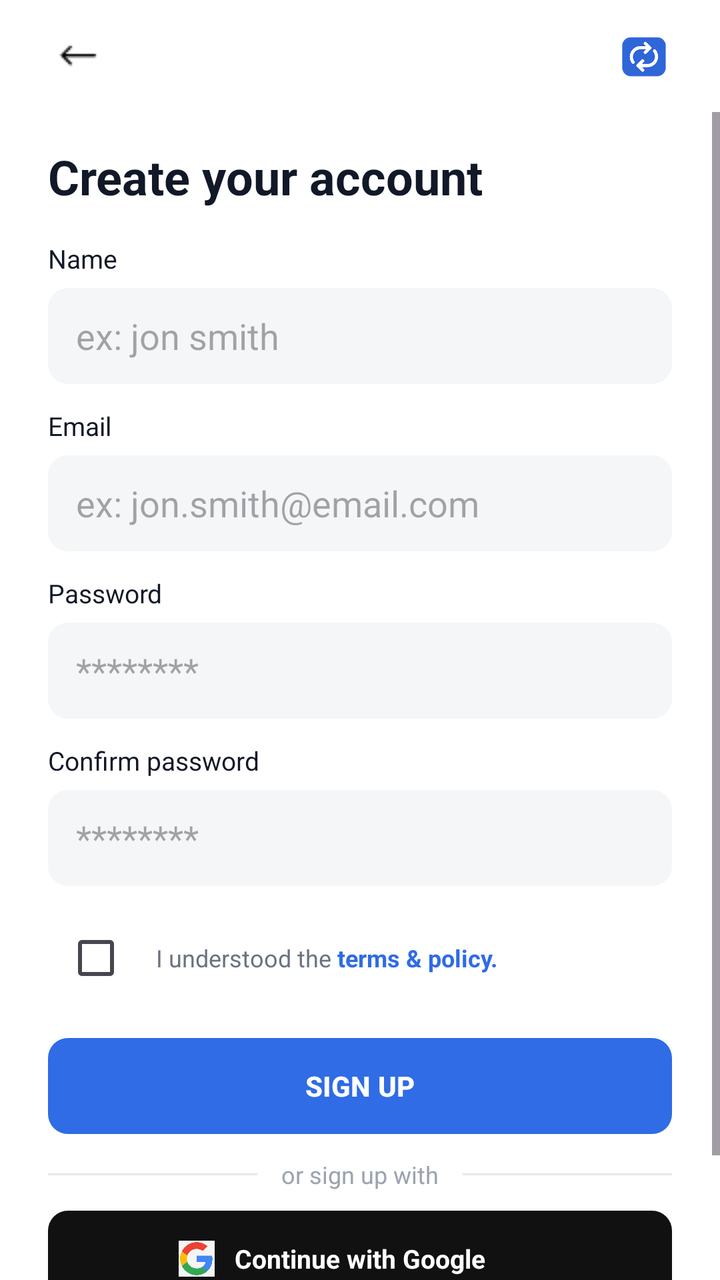
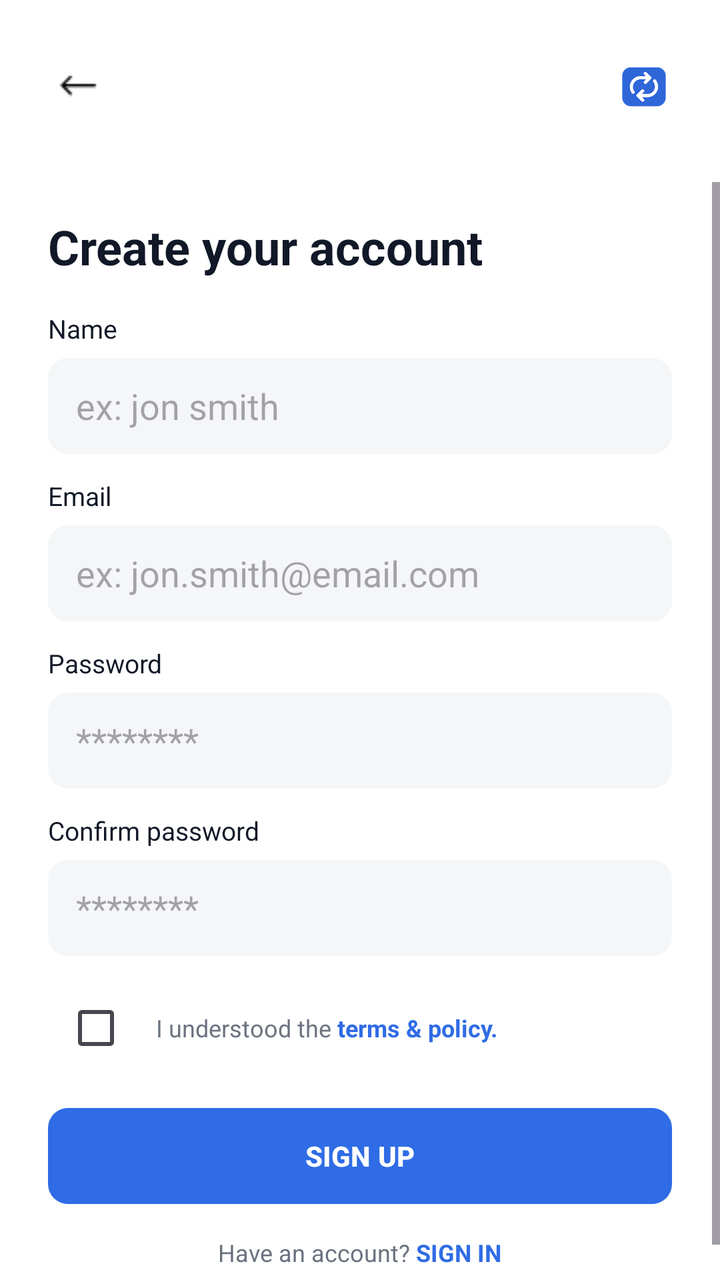

The first picture is an Android layout as it rendered before a commit; the second is the same layout after the commit. The layout source and the unified diff follow.
<!-- AndroidManifest.xml: application theme Theme.Teamflow -->
<!-- res/layout/activity_create_account.xml -->
<RelativeLayout xmlns:android="http://schemas.android.com/apk/res/android"
    android:layout_width="match_parent"
    android:layout_height="match_parent"
    xmlns:tools="http://schemas.android.com/tools"
    android:background="#FFFFFF"
    android:id="@+id/main"
    tools:context=".Create_account">

    
    <LinearLayout
        android:id="@+id/topRow"
        android:layout_width="match_parent"
        android:layout_height="56dp"
        android:paddingStart="20dp"
        android:paddingEnd="20dp"
        android:gravity="center_vertical"
        android:orientation="horizontal">

        <ImageView
            android:id="@+id/btnBack"
            android:layout_width="wrap_content"
            android:layout_height="wrap_content"
            android:src="@drawable/back_arrow"
            />

        <View
            android:layout_width="0dp"
            android:layout_height="0dp"
            android:layout_weight="1"/>

        <ImageView
            android:id="@+id/logo"
            android:layout_width="36dp"
            android:layout_height="36dp"
            android:src="@drawable/logo_main"
            />
    </LinearLayout>

    
    <ScrollView
        android:id="@+id/scroll"
        android:layout_width="match_parent"
        android:layout_height="match_parent"
        android:layout_below="@id/topRow">

        <LinearLayout
            android:layout_width="match_parent"
            android:layout_height="wrap_content"
            android:orientation="vertical"
            android:paddingStart="24dp"
            android:paddingEnd="24dp"
            android:paddingTop="8dp"
            android:paddingBottom="24dp">

            
            <TextView
                android:id="@+id/tvTitle"
                android:layout_width="wrap_content"
                android:layout_height="wrap_content"
                android:text="Create your account"
                android:textColor="#111827"
                android:textSize="24sp"
                android:textStyle="bold"
                android:layout_marginTop="8dp"
                android:layout_marginBottom="16dp"/>

            
            <TextView
                android:layout_width="wrap_content"
                android:layout_height="wrap_content"
                android:text="Name"
                android:textColor="#111827"
                android:textSize="13sp"/>

            <EditText
                android:id="@+id/etName"
                android:layout_width="match_parent"
                android:layout_height="48dp"
                android:layout_marginTop="6dp"
                android:hint="ex: jon smith"
                android:paddingStart="14dp"
                android:background="@drawable/bg_edittext_light"
                android:inputType="textPersonName"/>

            
            <TextView
                android:layout_width="wrap_content"
                android:layout_height="wrap_content"
                android:layout_marginTop="12dp"
                android:text="Email"
                android:textColor="#111827"
                android:textSize="13sp"/>

            <EditText
                android:id="@+id/etEmail"
                android:layout_width="match_parent"
                android:layout_height="48dp"
                android:layout_marginTop="6dp"
                android:hint="ex: jon.smith@email.com"
                android:paddingStart="14dp"
                android:background="@drawable/bg_edittext_light"
                android:inputType="textEmailAddress"/>

            
            <TextView
                android:layout_width="wrap_content"
                android:layout_height="wrap_content"
                android:layout_marginTop="12dp"
                android:text="Password"
                android:textColor="#111827"
                android:textSize="13sp"/>

            <EditText
                android:id="@+id/etPassword"
                android:layout_width="match_parent"
                android:layout_height="48dp"
                android:layout_marginTop="6dp"
                android:hint="********"
                android:paddingStart="14dp"
                android:background="@drawable/bg_edittext_light"
                android:inputType="textPassword"/>

            
            <TextView
                android:layout_width="wrap_content"
                android:layout_height="wrap_content"
                android:layout_marginTop="12dp"
                android:text="Confirm password"
                android:textColor="#111827"
                android:textSize="13sp"/>

            <EditText
                android:id="@+id/etConfirm"
                android:layout_width="match_parent"
                android:layout_height="48dp"
                android:layout_marginTop="6dp"
                android:hint="********"
                android:paddingStart="14dp"
                android:background="@drawable/bg_edittext_light"
                android:inputType="textPassword"/>

            
            <LinearLayout
                android:layout_width="match_parent"
                android:layout_height="wrap_content"
                android:layout_marginTop="12dp"
                android:orientation="horizontal"
                android:gravity="center_vertical">

                <CheckBox
                    android:id="@+id/cbTerms"
                    android:layout_width="wrap_content"
                    android:layout_height="wrap_content"/>

                <TextView
                    android:id="@+id/tvTerms"
                    android:layout_width="wrap_content"
                    android:layout_height="wrap_content"
                    android:layout_marginStart="6dp"
                    android:text="I understood the "
                    android:textColor="#6B7280"
                    android:textSize="12sp"/>

                <TextView
                    android:id="@+id/tvTermsLink"
                    android:layout_width="wrap_content"
                    android:layout_height="wrap_content"
                    android:text="terms &amp; policy."
                    android:textColor="#2F6CE5"
                    android:textSize="12sp"
                    android:textStyle="bold"/>
            </LinearLayout>

            
            <Button
                android:id="@+id/btnSignUp"
                android:layout_width="match_parent"
                android:layout_height="48dp"
                android:layout_marginTop="16dp"
                android:text="SIGN UP"
                android:textAllCaps="true"
                android:textStyle="bold"
                android:textColor="@android:color/white"
                android:background="@drawable/bg_button_primary"
                android:backgroundTint="@null" />



            
            <LinearLayout
                android:layout_width="match_parent"
                android:layout_height="wrap_content"
                android:layout_marginTop="12dp"
                android:orientation="horizontal"
                android:gravity="center">

                <View
                    android:layout_width="0dp"
                    android:layout_height="1dp"
                    android:layout_weight="1"
                    android:background="#E5E7EB"/>

                <TextView
                    android:layout_width="wrap_content"
                    android:layout_height="wrap_content"
                    android:layout_marginStart="12dp"
                    android:layout_marginEnd="12dp"
                    android:text="or sign up with"
                    android:textColor="#9CA3AF"
                    android:textSize="12sp"/>

                <View
                    android:layout_width="0dp"
                    android:layout_height="1dp"
                    android:layout_weight="1"
                    android:background="#E5E7EB"/>
            </LinearLayout>

            
            <RelativeLayout
                android:id="@+id/btnGoogle"
                android:layout_width="match_parent"
                android:layout_height="48dp"
                android:layout_marginTop="10dp"
                android:background="@drawable/bg_button_dark"
                android:paddingStart="16dp"
                android:paddingEnd="16dp">

                
                <TextView
                    android:id="@+id/tvGoogle"
                    android:layout_width="wrap_content"
                    android:layout_height="wrap_content"
                    android:text="Continue with Google"
                    android:textColor="#FFFFFF"
                    android:textSize="13sp"
                    android:textStyle="bold"
                    android:layout_centerInParent="true" />

                
                <ImageView
                    android:id="@+id/imgGoogle"
                    android:layout_width="18dp"
                    android:layout_height="18dp"
                    android:src="@drawable/google"
                    android:layout_centerVertical="true"
                    android:layout_toStartOf="@id/tvGoogle"
                    android:layout_marginEnd="10dp"

                    />

            </RelativeLayout>


            
            <LinearLayout
                android:layout_width="match_parent"
                android:layout_height="wrap_content"
                android:layout_marginTop="16dp"
                android:gravity="center"
                android:orientation="horizontal">

                <TextView
                    android:layout_width="wrap_content"
                    android:layout_height="wrap_content"
                    android:text="Have an account? "
                    android:textColor="#6B7280"
                    android:textSize="12sp"/>

                <TextView
                    android:id="@+id/tvSignIn"
                    android:layout_width="wrap_content"
                    android:layout_height="wrap_content"
                    android:text="SIGN IN"
                    android:textColor="#2F6CE5"
                    android:textSize="12sp"
                    android:textStyle="bold"/>
            </LinearLayout>

        </LinearLayout>
    </ScrollView>
</RelativeLayout>
<!-- resources referenced by this layout -->
<resources>
  <!-- drawable back_arrow: png bitmap (drawable, 621 bytes) -->
  <!-- drawable bg_button_dark (drawable) -->
  <shape xmlns:android="http://schemas.android.com/apk/res/android">
      <solid android:color="#111111"/>
      <corners android:radius="10dp"/>
  </shape>
  <!-- drawable bg_button_primary (drawable) -->
  <shape xmlns:android="http://schemas.android.com/apk/res/android">
      <solid android:color="#2F6CE5"/>
      <corners android:radius="10dp"/>
  </shape>
  <!-- drawable bg_edittext_light (drawable) -->
  <shape xmlns:android="http://schemas.android.com/apk/res/android">
      <solid android:color="#F4F6F8"/>
      <corners android:radius="10dp"/>
  </shape>
  <!-- drawable google: png bitmap (drawable, 5235 bytes) -->
  <!-- drawable logo_main: png bitmap (drawable, 15760 bytes) -->
  <style name="Theme.Teamflow" parent="Base.Theme.Teamflow" />
  <style name="Base.Theme.Teamflow" parent="Theme.Material3.DayNight.NoActionBar">
          
         <item name="colorPrimary">#2F6CE5</item>
      </style>
</resources>

<!-- the commit's change to res/layout/activity_create_account.xml (unified diff, before → after) -->
@@ -8,6 +8,7 @@
 
     
     <LinearLayout
+        android:layout_marginTop="15dp"
         android:id="@+id/topRow"
         android:layout_width="match_parent"
         android:layout_height="56dp"
@@ -38,6 +39,7 @@
 
     
     <ScrollView
+        android:layout_marginTop="20dp"
         android:id="@+id/scroll"
         android:layout_width="match_parent"
         android:layout_height="match_parent"
@@ -186,70 +188,9 @@
 
 
 
-            
-            <LinearLayout
-                android:layout_width="match_parent"
-                android:layout_height="wrap_content"
-                android:layout_marginTop="12dp"
-                android:orientation="horizontal"
-                android:gravity="center">
-
-                <View
-                    android:layout_width="0dp"
-                    android:layout_height="1dp"
-                    android:layout_weight="1"
-                    android:background="#E5E7EB"/>
-
-                <TextView
-                    android:layout_width="wrap_content"
-                    android:layout_height="wrap_content"
-                    android:layout_marginStart="12dp"
-                    android:layout_marginEnd="12dp"
-                    android:text="or sign up with"
-                    android:textColor="#9CA3AF"
-                    android:textSize="12sp"/>
-
-                <View
-                    android:layout_width="0dp"
-                    android:layout_height="1dp"
-                    android:layout_weight="1"
-                    android:background="#E5E7EB"/>
-            </LinearLayout>
-
-            
-            <RelativeLayout
-                android:id="@+id/btnGoogle"
-                android:layout_width="match_parent"
-                android:layout_height="48dp"
-                android:layout_marginTop="10dp"
-                android:background="@drawable/bg_button_dark"
-                android:paddingStart="16dp"
-                android:paddingEnd="16dp">
-
-                
-                <TextView
-                    android:id="@+id/tvGoogle"
-                    android:layout_width="wrap_content"
-                    android:layout_height="wrap_content"
-                    android:text="Continue with Google"
-                    android:textColor="#FFFFFF"
-                    android:textSize="13sp"
-                    android:textStyle="bold"
-                    android:layout_centerInParent="true" />
-
-                
-                <ImageView
-                    android:id="@+id/imgGoogle"
-                    android:layout_width="18dp"
-                    android:layout_height="18dp"
-                    android:src="@drawable/google"
-                    android:layout_centerVertical="true"
-                    android:layout_toStartOf="@id/tvGoogle"
-                    android:layout_marginEnd="10dp"
-
-                    />
-
-            </RelativeLayout>
+
+
+
 
 
             
<!-- resource entries referenced after the edit -->
@@ -1,11 +1,6 @@
 <!-- resources referenced by this layout -->
 <resources>
   <!-- drawable back_arrow: png bitmap (drawable, 621 bytes) -->
-  <!-- drawable bg_button_dark (drawable) -->
-  <shape xmlns:android="http://schemas.android.com/apk/res/android">
-      <solid android:color="#111111"/>
-      <corners android:radius="10dp"/>
-  </shape>
   <!-- drawable bg_button_primary (drawable) -->
   <shape xmlns:android="http://schemas.android.com/apk/res/android">
       <solid android:color="#2F6CE5"/>
@@ -16,7 +11,6 @@
       <solid android:color="#F4F6F8"/>
       <corners android:radius="10dp"/>
   </shape>
-  <!-- drawable google: png bitmap (drawable, 5235 bytes) -->
   <!-- drawable logo_main: png bitmap (drawable, 15760 bytes) -->
   <style name="Theme.Teamflow" parent="Base.Theme.Teamflow" />
   <style name="Base.Theme.Teamflow" parent="Theme.Material3.DayNight.NoActionBar">
